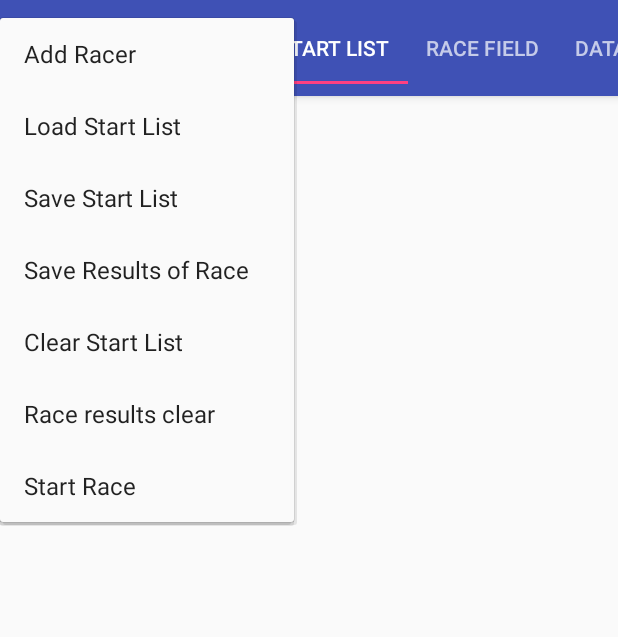
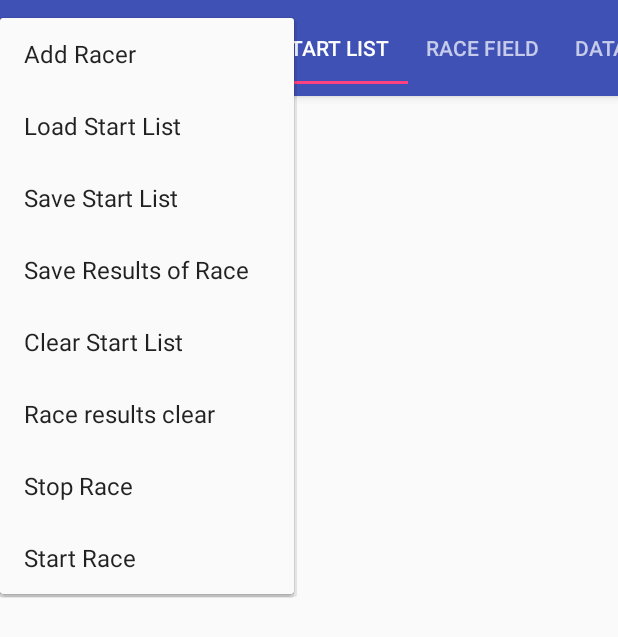
Before and after one commit to Svarus/RaceCounter, an Android app: the screen it shows after launch (MainActivity), with the options menu open, on a phone screen of 412 x 824 dp. Shown: the top 637 px of the screen. Run offline under Robolectric (Android 15) with nearby library versions, the phone set to English and light mode, and no system bars.

Commit message:
Implementation of "Stop race" feature

```diff
--- a/app/src/main/res/menu/menu_main.xml
+++ b/app/src/main/res/menu/menu_main.xml
@@ -8,43 +8,49 @@
         android:orderInCategory="100"
         android:title="@string/startlist.add.racer"
         app:showAsAction="never" />
-    />
+
     <item
         android:id="@+id/action_load_start_list"
         android:orderInCategory="101"
         android:title="@string/startlist.load.start.list"
         app:showAsAction="never" />
-    />
+
     <item
         android:id="@+id/action_save_start_list"
         android:orderInCategory="102"
         android:title="@string/startlist.save.start.list"
         app:showAsAction="never" />
-    />
+
     <item
         android:id="@+id/action_save_results"
         android:orderInCategory="201"
         android:title="@string/startlist.save.results.list"
         app:showAsAction="never" />
-    />
+
     <item
         android:id="@+id/action_clear_start_list"
         android:orderInCategory="300"
         android:title="@string/button.clear.start.list"
         app:showAsAction="never" />
-    />
-    <item
-        android:id="@+id/action_start_race"
-        android:orderInCategory="500"
-        android:title="@string/datacenter.start.race"
-        app:showAsAction="never" />
-    />
+
     <item
         android:id="@+id/action_clear_race"
         android:orderInCategory="301"
         android:title="@string/button.clear.race"
         app:showAsAction="never" />
-        />
+
+    <item
+        android:id="@+id/action_start_race"
+        android:orderInCategory="501"
+        android:title="@string/datacenter.start.race"
+        app:showAsAction="never" />
+
+    <item
+        android:id="@+id/action_stop_race"
+        android:orderInCategory="500"
+        android:title="@string/datacenter.stop.race"
+        app:showAsAction="never" />
+
 <!--    <item
         android:id="@+id/action_settings"
         android:orderInCategory="700"
--- a/app/src/main/res/values/strings.xml
+++ b/app/src/main/res/values/strings.xml
@@ -54,4 +54,5 @@
     <string name="dialog.load.data">Loading data...</string>
     <string name="dialog_save_data">Saving to file...</string>
     <string name="dialog.clear.start.list">Are you sure you want to clear start list?</string>
+    <string name="datacenter.stop.race">Stop Race</string>
 </resources>
```
Also changed, not shown: app/src/main/java/com/example/win/racecounter/activities/MainActivity.java (+15 -2 lines), 1 other file.
